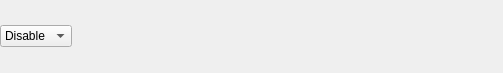
First picture: the form in src/plugins/cpptools/clazychecks.ui, repository qt-creator/qt-creator, before the edit.
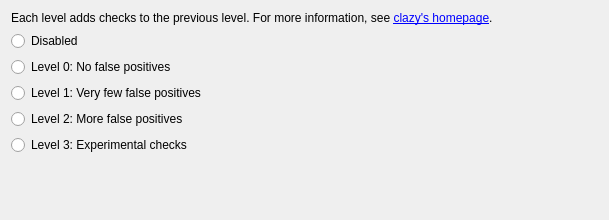
Second picture: the form after the edit.

Commit message: CppTools: Use radio buttons for clazy options

```diff
--- a/src/plugins/cpptools/clazychecks.ui
+++ b/src/plugins/cpptools/clazychecks.ui
@@ -6,8 +6,8 @@
    <rect>
     <x>0</x>
     <y>0</y>
-    <width>503</width>
-    <height>73</height>
+    <width>609</width>
+    <height>220</height>
    </rect>
   </property>
   <property name="sizePolicy">
@@ -19,92 +19,73 @@
   <property name="windowTitle">
    <string>Form</string>
   </property>
-  <layout class="QHBoxLayout" name="horizontalLayout">
-   <property name="spacing">
-    <number>0</number>
-   </property>
-   <property name="leftMargin">
-    <number>0</number>
-   </property>
-   <property name="topMargin">
-    <number>0</number>
-   </property>
-   <property name="rightMargin">
-    <number>0</number>
-   </property>
-   <property name="bottomMargin">
-    <number>0</number>
-   </property>
+  <layout class="QVBoxLayout" name="verticalLayout">
    <item>
-    <widget class="QComboBox" name="clazyLevel">
-     <property name="sizePolicy">
-      <sizepolicy hsizetype="Fixed" vsizetype="Fixed">
-       <horstretch>0</horstretch>
-       <verstretch>0</verstretch>
-      </sizepolicy>
-     </property>
-     <property name="currentIndex">
-      <number>0</number>
-     </property>
-     <item>
+    <widget class="QLabel" name="label">
       <property name="text">
-       <string>Disable</string>
-      </property>
+      <string>Each level adds checks to the previous level. For more information, see &lt;a href=&quot;https://github.com/KDE/clazy&quot;&gt;clazy's homepage&lt;/a&gt;.</string>
+     </property>
+     <property name="openExternalLinks">
+      <bool>true</bool>
+     </property>
+    </widget>
      </item>
      <item>
+    <widget class="QRadioButton" name="clazyRadioDisabled">
       <property name="text">
-       <string>level0</string>
-      </property>
+      <string>Disabled</string>
+     </property>
+    </widget>
      </item>
      <item>
+    <widget class="QRadioButton" name="clazyRadioLevel0">
+     <property name="toolTip">
+      <string/>
+     </property>
       <property name="text">
-       <string>level1</string>
-      </property>
+      <string>Level 0: No false positives</string>
+     </property>
+    </widget>
      </item>
      <item>
+    <widget class="QRadioButton" name="clazyRadioLevel1">
+     <property name="toolTip">
+      <string/>
+     </property>
       <property name="text">
-       <string>level2</string>
-      </property>
+      <string>Level 1: Very few false positives</string>
+     </property>
+    </widget>
      </item>
      <item>
+    <widget class="QRadioButton" name="clazyRadioLevel2">
+     <property name="toolTip">
+      <string/>
+     </property>
       <property name="text">
-       <string>level3</string>
-      </property>
-     </item>
+      <string>Level 2: More false positives</string>
+     </property>
     </widget>
    </item>
    <item>
-    <layout class="QVBoxLayout" name="verticalLayout_2">
-     <property name="leftMargin">
-      <number>10</number>
+    <widget class="QRadioButton" name="clazyRadioLevel3">
+     <property name="toolTip">
+      <string>Not always correct, possibly very noisy, might require a knowledgeable developer to review, might have a very big rate of false-positives, might have bugs.</string>
      </property>
-     <item>
-      <widget class="QLabel" name="levelDescription">
-       <property name="sizePolicy">
-        <sizepolicy hsizetype="Preferred" vsizetype="Fixed">
-         <horstretch>0</horstretch>
-         <verstretch>0</verstretch>
-        </sizepolicy>
-       </property>
        <property name="text">
-        <string/>
+      <string>Level 3: Experimental checks</string>
        </property>
       </widget>
      </item>
-    </layout>
-   </item>
    <item>
-    <spacer name="horizontalSpacer">
+    <spacer name="verticalSpacer">
      <property name="orientation">
-      <enum>Qt::Horizontal</enum>
-     </property>
-     <property name="sizeType">
-      <enum>QSizePolicy::Expanding</enum>
+      <enum>Qt::Vertical</enum>
      </property>
      <property name="sizeHint" stdset="0">
       <size>
-       <width>10</width>
-       <height>20</height>
+       <width>20</width>
+       <height>34</height>
       </size>
      </property>
     </spacer>
```
Lines whose indentation alone changed are shown as unchanged. The commit also changes 2 other files.
